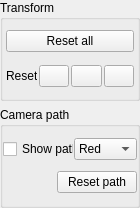
Above: app/ui/cameraoptionswidget.ui from MakiNoAtorie/JustAnimate before the change. Below: the same form after it.
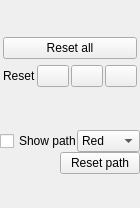
That is the form after the change.

What changed in the file:
```diff
--- a/app/ui/cameraoptionswidget.ui
+++ b/app/ui/cameraoptionswidget.ui
@@ -30,10 +30,6 @@
     <number>0</number>
    </property>
    <item>
-    <widget class="QGroupBox" name="transformGroupBox">
-     <property name="title">
-      <string>Transform</string>
-     </property>
      <layout class="QGridLayout" name="gridLayout" rowstretch="0,0">
       <property name="leftMargin">
        <number>3</number>
@@ -107,13 +103,8 @@
        </widget>
       </item>
      </layout>
-    </widget>
    </item>
    <item>
-    <widget class="QGroupBox" name="cameraPathGroupBox">
-     <property name="title">
-      <string>Camera path</string>
-     </property>
      <layout class="QVBoxLayout" name="verticalLayout_2">
       <property name="spacing">
        <number>0</number>
@@ -204,7 +195,6 @@
        </layout>
       </item>
      </layout>
-    </widget>
    </item>
   </layout>
  </widget>
```
